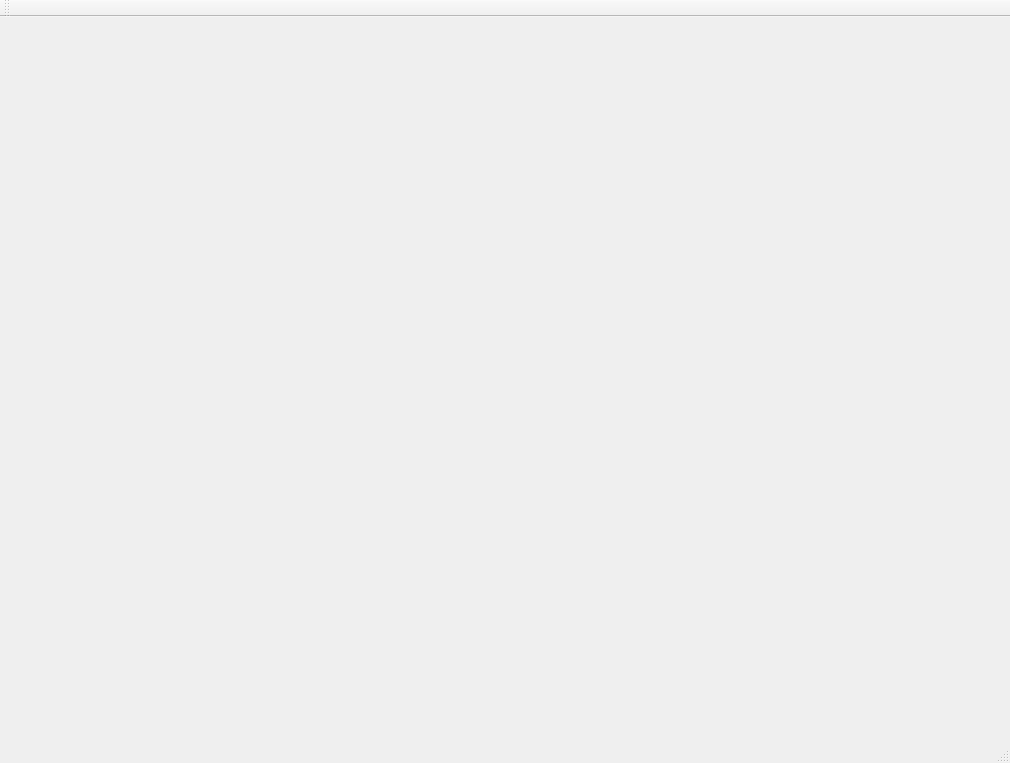
First picture: the form in QtGuiApplicationTest/QtGuiApplicationTest/QtGuiApplicationTest.ui, repository xautshuanglong/QtLearningRepository, before the edit.
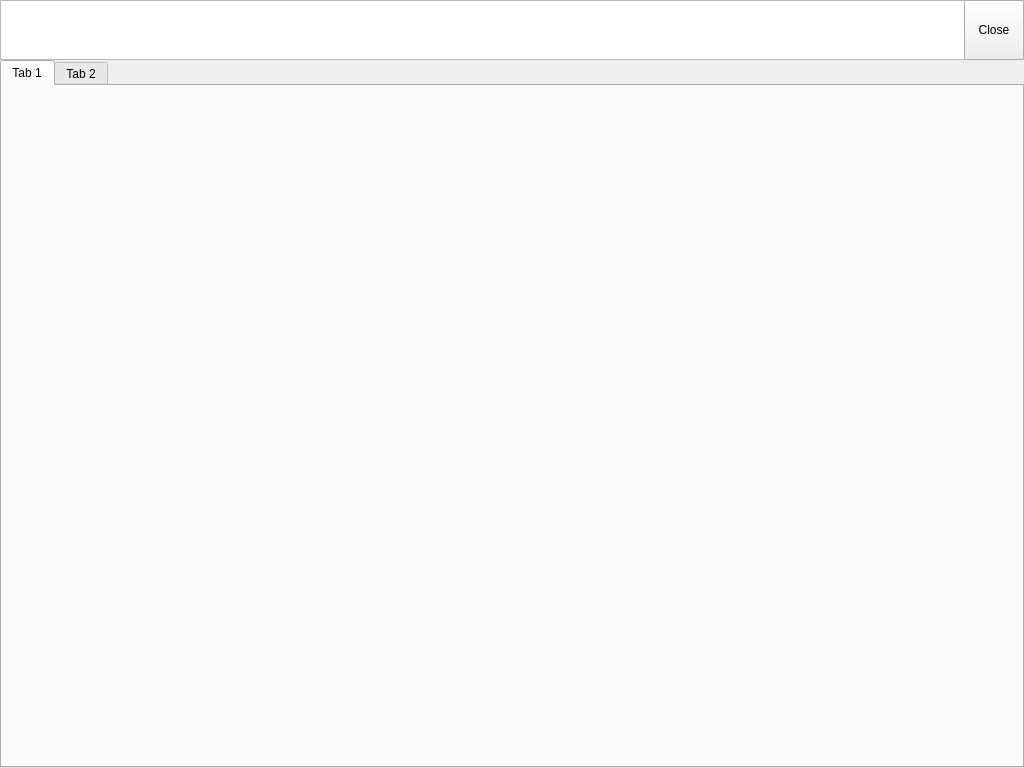
Second picture: the form after the edit.

Diff of the .ui file:
```diff
--- a/QtGuiApplicationTest/QtGuiApplicationTest/QtGuiApplicationTest.ui
+++ b/QtGuiApplicationTest/QtGuiApplicationTest/QtGuiApplicationTest.ui
@@ -6,33 +6,70 @@
    <rect>
     <x>0</x>
     <y>0</y>
-    <width>1010</width>
-    <height>763</height>
+    <width>1024</width>
+    <height>768</height>
    </rect>
   </property>
   <property name="windowTitle">
    <string>QtGuiApplicationTest</string>
   </property>
-  <widget class="QWidget" name="centralWidget"/>
-  <widget class="QMenuBar" name="menuBar">
+  <widget class="QWidget" name="centralWidget">
+   <widget class="QTabWidget" name="mainTabWidget">
    <property name="geometry">
     <rect>
      <x>0</x>
-     <y>0</y>
-     <width>1010</width>
-     <height>23</height>
-    </rect>
-   </property>
-  </widget>
-  <widget class="QToolBar" name="mainToolBar">
-   <attribute name="toolBarArea">
-    <enum>TopToolBarArea</enum>
-   </attribute>
-   <attribute name="toolBarBreak">
+      <y>60</y>
+      <width>1024</width>
+      <height>708</height>
+     </rect>
+    </property>
+    <property name="minimumSize">
+     <size>
+      <width>800</width>
+      <height>600</height>
+     </size>
+    </property>
+    <property name="currentIndex">
+     <number>0</number>
+    </property>
+    <widget class="QWidget" name="firtPage">
+     <attribute name="title">
+      <string>Tab 1</string>
+     </attribute>
+    </widget>
+    <widget class="QWidget" name="settingPage">
+     <attribute name="title">
+      <string>Tab 2</string>
+     </attribute>
+    </widget>
+   </widget>
+   <widget class="QColumnView" name="columnView">
+    <property name="geometry">
+     <rect>
+      <x>0</x>
+      <y>0</y>
+      <width>1024</width>
+      <height>60</height>
+     </rect>
+    </property>
+   </widget>
+   <widget class="QPushButton" name="closeButton">
+    <property name="geometry">
+     <rect>
+      <x>964</x>
+      <y>0</y>
+      <width>60</width>
+      <height>60</height>
+     </rect>
+    </property>
+    <property name="text">
+     <string>Close</string>
+    </property>
+    <property name="flat">
     <bool>false</bool>
-   </attribute>
-  </widget>
-  <widget class="QStatusBar" name="statusBar"/>
+    </property>
+   </widget>
+  </widget>
  </widget>
  <layoutdefault spacing="6" margin="11"/>
  <resources>
```
Lines whose indentation alone changed are shown as unchanged.
